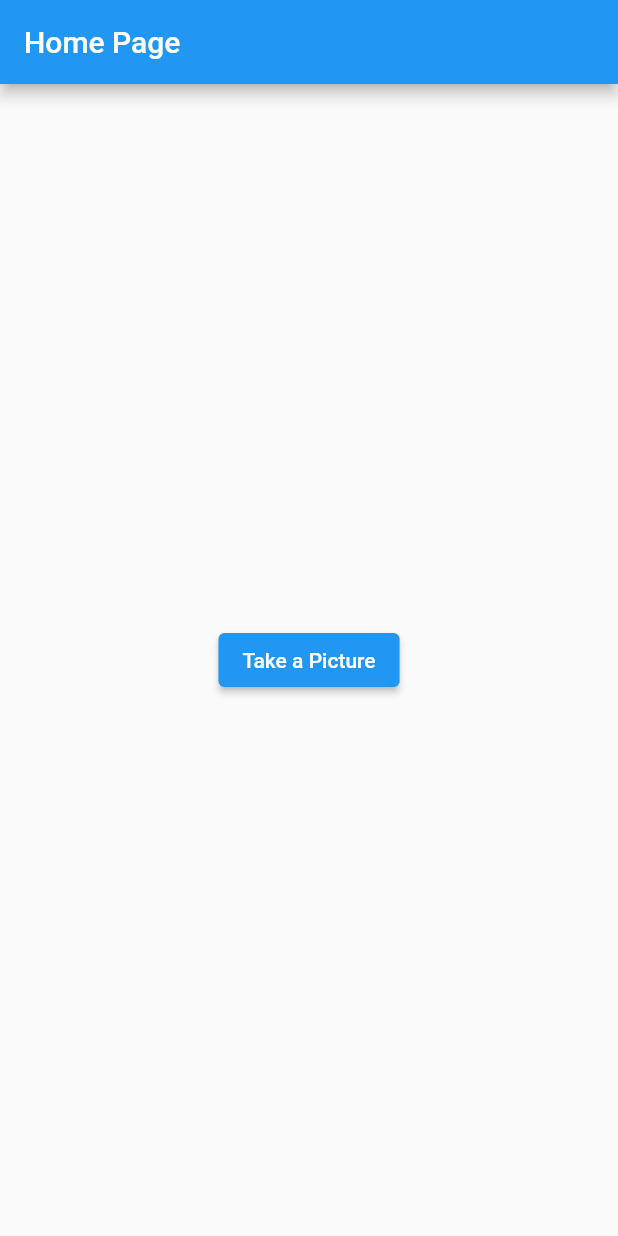
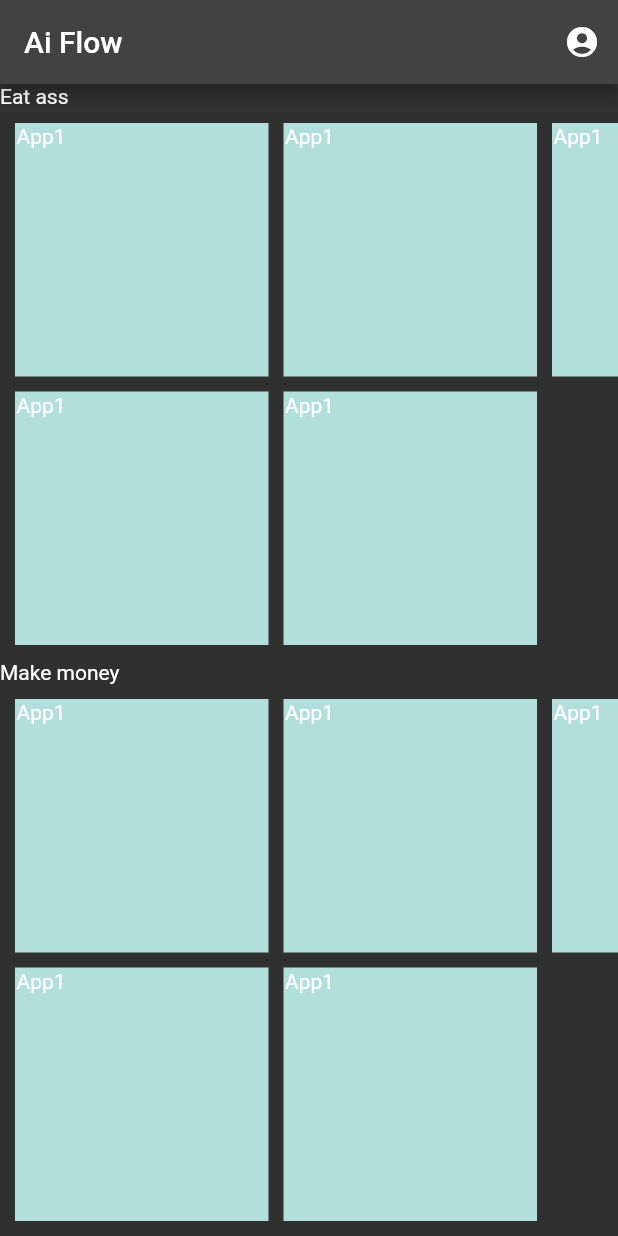
Before and after one commit to Kitenite/ai_flow_flutter, a Flutter app: the screen it shows after launch, on a phone screen of 412 x 824 dp. Run offline on Flutter 3.47's test engine with Material 2 defaults, Android fonts, the phone set to English and light mode, and no system bars; our stand-ins replace camera, video_player.

Commit message:
Add home page layout

```diff
--- /dev/null
+++ b/lib/camera_nav_button.dart
@@ -0,0 +1,23 @@
+import 'package:ai_flow/camera.dart';
+import 'package:camera/camera.dart';
+import 'package:flutter/material.dart';
+
+class CameraNavButton extends StatelessWidget {
+  const CameraNavButton({
+    super.key,
+  });
+
+  @override
+  Widget build(BuildContext context) {
+    return Center(
+        child: ElevatedButton(
+      onPressed: () async {
+        await availableCameras().then((value) => Navigator.push(
+            context,
+            MaterialPageRoute(
+                builder: (_) => CameraExampleHome(cameras: value))));
+      },
+      child: const Text("Take a Picture"),
+    ));
+  }
+}
--- a/lib/home.dart
+++ b/lib/home.dart
@@ -1,5 +1,3 @@
-import 'package:ai_flow/camera.dart';
-import 'package:camera/camera.dart';
 import 'package:flutter/material.dart';
 
 class HomePage extends StatefulWidget {
@@ -13,19 +11,86 @@ class _HomePageState extends State<HomePage> {
   @override
   Widget build(BuildContext context) {
     return Scaffold(
-      appBar: AppBar(title: const Text("Home Page")),
-      body: SafeArea(
-        child: Center(
-            child: ElevatedButton(
-          onPressed: () async {
-            await availableCameras().then((value) => Navigator.push(
-                context,
-                MaterialPageRoute(
-                    builder: (_) => CameraExampleHome(cameras: value))));
-          },
-          child: const Text("Take a Picture"),
-        )),
-      ),
+        appBar: AppBar(
+          title: const Text("Ai Flow"),
+          centerTitle: false,
+          actions: <Widget>[
+            IconButton(
+              icon: const Icon(Icons.account_circle),
+              tooltip: 'Profile button',
+              onPressed: () {
+                print("Profile button pressed");
+              },
+            ),
+          ],
+        ),
+        body: Column(
+          children: const <Widget>[
+            Expanded(
+              child: SelectAppGridView(
+                title: "Eat ass",
+                apps: [
+                  "App1",
+                  "App1",
+                  "App1",
+                  "App1",
+                  "App1",
+                ],
+              ),
+            ),
+            Expanded(
+              child: SelectAppGridView(
+                title: "Make money",
+                apps: [
+                  "App1",
+                  "App1",
+                  "App1",
+                  "App1",
+                  "App1",
+                ],
+              ),
+            ),
+          ],
+        ));
+  }
+}
+
+class SelectAppGridView extends StatelessWidget {
+  const SelectAppGridView({
+    super.key,
+    required this.title,
+    required this.apps,
+  });
+
+  final String title;
+  final List<String> apps;
+
+  @override
+  Widget build(BuildContext context) {
+    return Column(
+      children: [
+        Align(
+          alignment: Alignment.centerLeft,
+          child: Text(title),
+        ),
+        Expanded(
+          child: GridView.count(
+            crossAxisCount: 2,
+            mainAxisSpacing: 10,
+            scrollDirection: Axis.horizontal,
+            crossAxisSpacing: 10,
+            padding: const EdgeInsets.all(10.0),
+            children: <Widget>[
+              for (var app in apps)
+                Container(
+                  padding: const EdgeInsets.all(1),
+                  color: Colors.teal[100],
+                  child: Text(app),
+                ),
+            ],
+          ),
+        ),
+      ],
     );
   }
 }
--- a/lib/main.dart
+++ b/lib/main.dart
@@ -11,10 +11,19 @@ class App extends StatelessWidget {
 
   @override
   Widget build(BuildContext context) {
-    return const MaterialApp(
-      title: 'Flutter Camera Demo',
+    return MaterialApp(
+      title: 'Ai Flow',
       debugShowCheckedModeBanner: false,
-      home: HomePage(),
+      home: const HomePage(),
+      theme: ThemeData(
+        brightness: Brightness.light,
+        /* light theme settings */
+      ),
+      darkTheme: ThemeData(
+        brightness: Brightness.dark,
+        /* dark theme settings */
+      ),
+      themeMode: ThemeMode.dark,
     );
   }
 }
```
